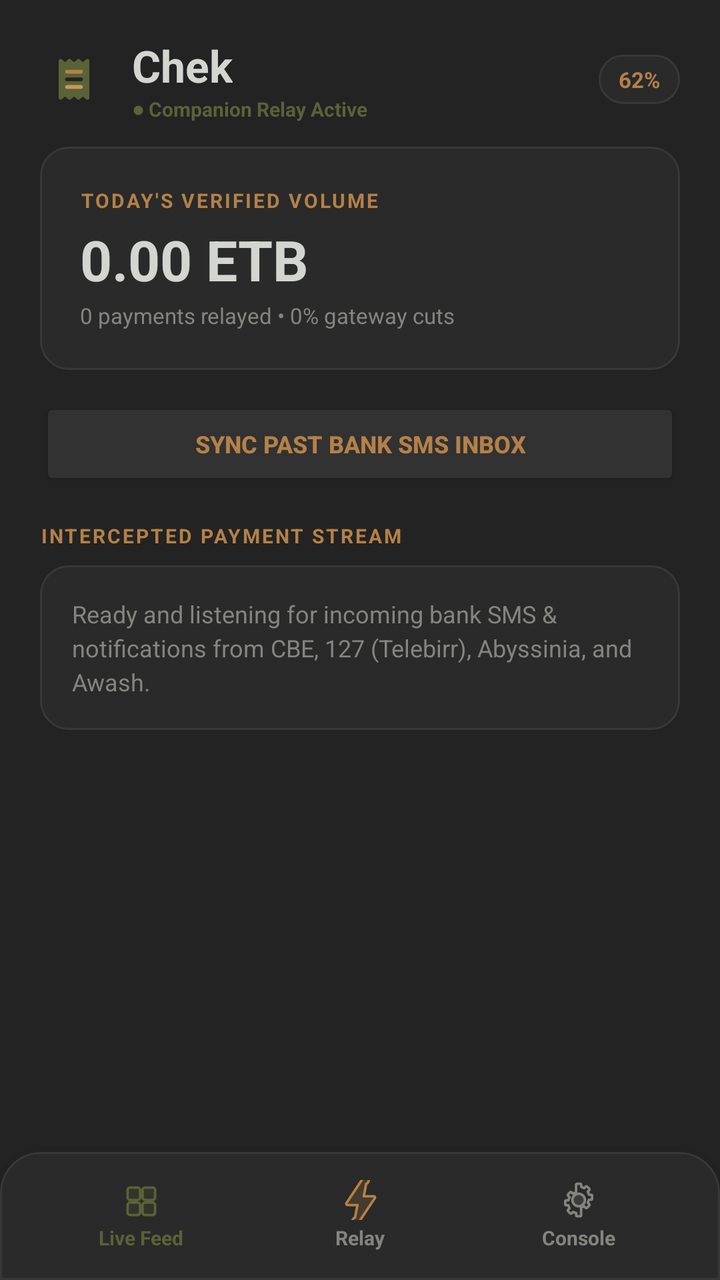
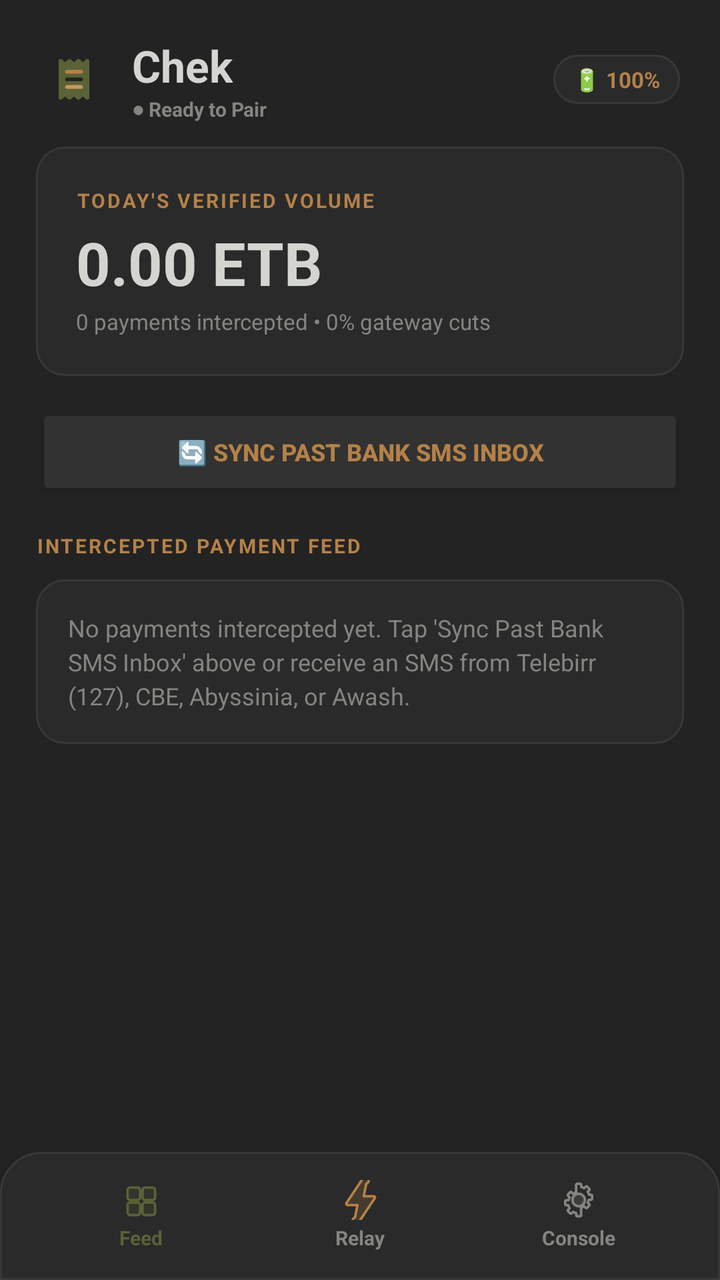

Screens rendered from an Android XML layout before and after an edit, with the pre-edit source and the edit as a unified diff.
<!-- AndroidManifest.xml: application theme Theme.BirrRelay -->
<!-- res/layout/activity_main.xml -->
<?xml version="1.0" encoding="utf-8"?>
<RelativeLayout xmlns:android="http://schemas.android.com/apk/res/android"
    android:id="@+id/rootContainer"
    android:layout_width="match_parent"
    android:layout_height="match_parent"
    android:background="@color/eyu_canvas_dark">

    
    <LinearLayout
        android:id="@+id/topBar"
        android:layout_width="match_parent"
        android:layout_height="wrap_content"
        android:orientation="horizontal"
        android:gravity="center_vertical"
        android:paddingHorizontal="20dp"
        android:paddingTop="18dp"
        android:paddingBottom="12dp"
        android:layout_alignParentTop="true">

        <ImageView
            android:id="@+id/ivBrandIcon"
            android:layout_width="34dp"
            android:layout_height="34dp"
            android:src="@drawable/ic_launcher_foreground"
            android:layout_marginEnd="12dp" />

        <LinearLayout
            android:layout_width="0dp"
            android:layout_height="wrap_content"
            android:layout_weight="1"
            android:orientation="vertical">

            <TextView
                android:id="@+id/tvAppTitle"
                android:layout_width="wrap_content"
                android:layout_height="wrap_content"
                android:text="Chek"
                android:textColor="@color/eyu_ink_dark"
                android:textSize="22sp"
                android:textStyle="bold" />

            <TextView
                android:id="@+id/tvTopStatus"
                android:layout_width="wrap_content"
                android:layout_height="wrap_content"
                android:text="● Companion Relay Active"
                android:textColor="@color/eyu_olive_moss"
                android:textSize="10sp"
                android:textStyle="bold" />
        </LinearLayout>

        <TextView
            android:id="@+id/tvBatteryBadge"
            android:layout_width="wrap_content"
            android:layout_height="wrap_content"
            android:text="62%"
            android:textColor="@color/eyu_golden_ochre"
            android:textSize="11sp"
            android:textStyle="bold"
            android:background="@drawable/card_rounded_dark"
            android:paddingHorizontal="10dp"
            android:paddingVertical="5dp" />
    </LinearLayout>

    
    <ScrollView
        android:id="@+id/contentScrollView"
        android:layout_width="match_parent"
        android:layout_height="match_parent"
        android:layout_below="@id/topBar"
        android:layout_above="@+id/bottomDock"
        android:fillViewport="true">

        <LinearLayout
            android:layout_width="match_parent"
            android:layout_height="wrap_content"
            android:orientation="vertical"
            android:paddingHorizontal="20dp"
            android:paddingBottom="24dp">

            
            <LinearLayout
                android:id="@+id/tabHomeView"
                android:layout_width="match_parent"
                android:layout_height="wrap_content"
                android:orientation="vertical"
                android:visibility="visible">

                
                <LinearLayout
                    android:id="@+id/cardVolumeSummary"
                    android:layout_width="match_parent"
                    android:layout_height="wrap_content"
                    android:orientation="vertical"
                    android:background="@drawable/card_rounded_dark"
                    android:padding="20dp"
                    android:layout_marginBottom="14dp">

                    <TextView
                        android:layout_width="wrap_content"
                        android:layout_height="wrap_content"
                        android:text="TODAY'S VERIFIED VOLUME"
                        android:textColor="@color/eyu_golden_ochre"
                        android:textSize="10sp"
                        android:textStyle="bold"
                        android:letterSpacing="0.1" />

                    <TextView
                        android:id="@+id/tvHomeVolume"
                        android:layout_width="wrap_content"
                        android:layout_height="wrap_content"
                        android:text="0.00 ETB"
                        android:textColor="@color/eyu_ink_dark"
                        android:textSize="28sp"
                        android:textStyle="bold"
                        android:layout_marginTop="4dp"
                        android:layout_marginBottom="2dp" />

                    <TextView
                        android:id="@+id/tvHomeCount"
                        android:layout_width="wrap_content"
                        android:layout_height="wrap_content"
                        android:text="0 payments relayed • 0% gateway cuts"
                        android:textColor="@color/eyu_ink_muted_dark"
                        android:textSize="11sp" />
                </LinearLayout>

                
                <Button
                    android:id="@+id/btnSyncPastSms"
                    android:layout_width="match_parent"
                    android:layout_height="46dp"
                    android:text="Sync Past Bank SMS Inbox"
                    android:textSize="12sp"
                    android:textColor="@color/eyu_golden_ochre"
                    android:backgroundTint="@color/eyu_surface_elevated_dark"
                    android:textStyle="bold"
                    android:layout_marginBottom="16dp" />

                
                <TextView
                    android:layout_width="wrap_content"
                    android:layout_height="wrap_content"
                    android:text="INTERCEPTED PAYMENT STREAM"
                    android:textColor="@color/eyu_golden_ochre"
                    android:textSize="10sp"
                    android:textStyle="bold"
                    android:letterSpacing="0.1"
                    android:layout_marginBottom="8dp" />

                
                <LinearLayout
                    android:id="@+id/cardFeedStream"
                    android:layout_width="match_parent"
                    android:layout_height="wrap_content"
                    android:orientation="vertical"
                    android:background="@drawable/card_rounded_dark"
                    android:padding="16dp">

                    <TextView
                        android:id="@+id/tvHomeFeed"
                        android:layout_width="match_parent"
                        android:layout_height="wrap_content"
                        android:text="Ready and listening for incoming bank SMS &amp; notifications from CBE, 127 (Telebirr), Abyssinia, and Awash."
                        android:textColor="@color/eyu_ink_muted_dark"
                        android:textSize="12sp"
                        android:lineSpacingExtra="3dp" />
                </LinearLayout>
            </LinearLayout>

            
            <LinearLayout
                android:id="@+id/tabRelayView"
                android:layout_width="match_parent"
                android:layout_height="wrap_content"
                android:orientation="vertical"
                android:visibility="gone">

                <LinearLayout
                    android:id="@+id/cardRelayConfig"
                    android:layout_width="match_parent"
                    android:layout_height="wrap_content"
                    android:orientation="vertical"
                    android:background="@drawable/card_rounded_dark"
                    android:padding="20dp"
                    android:layout_marginBottom="14dp">

                    <TextView
                        android:layout_width="wrap_content"
                        android:layout_height="wrap_content"
                        android:text="GATEWAY SERVER CONNECTION"
                        android:textColor="@color/eyu_golden_ochre"
                        android:textSize="10sp"
                        android:textStyle="bold"
                        android:letterSpacing="0.1"
                        android:layout_marginBottom="12dp" />

                    
                    <TextView
                        android:layout_width="wrap_content"
                        android:layout_height="wrap_content"
                        android:text="Server URL (Local Wi-Fi or 4G Cloud Tunnel)"
                        android:textColor="@color/eyu_ink_muted_dark"
                        android:textSize="11sp"
                        android:layout_marginBottom="4dp" />

                    <LinearLayout
                        android:layout_width="match_parent"
                        android:layout_height="wrap_content"
                        android:orientation="horizontal"
                        android:layout_marginBottom="14dp">

                        <EditText
                            android:id="@+id/etServerUrl"
                            android:layout_width="0dp"
                            android:layout_height="48dp"
                            android:layout_weight="1"
                            android:hint="http://192.168.1.11:3000"
                            android:textColor="@color/eyu_ink_dark"
                            android:textColorHint="#55848580"
                            android:background="@color/eyu_surface_pressed_dark"
                            android:padding="10dp"
                            android:textSize="13sp" />

                        <Button
                            android:id="@+id/btnTestPing"
                            android:layout_width="wrap_content"
                            android:layout_height="48dp"
                            android:text="Ping"
                            android:textSize="11sp"
                            android:textColor="@color/eyu_golden_ochre"
                            android:backgroundTint="@color/eyu_surface_elevated_dark"
                            android:layout_marginStart="8dp" />
                    </LinearLayout>

                    
                    <TextView
                        android:layout_width="wrap_content"
                        android:layout_height="wrap_content"
                        android:text="6-Digit PIN or API Key (br_live_...)"
                        android:textColor="@color/eyu_ink_muted_dark"
                        android:textSize="11sp"
                        android:layout_marginBottom="4dp" />

                    <EditText
                        android:id="@+id/etPairingCode"
                        android:layout_width="match_parent"
                        android:layout_height="48dp"
                        android:hint="PIN or br_live_..."
                        android:textColor="@color/eyu_golden_ochre"
                        android:textColorHint="#55848580"
                        android:background="@color/eyu_surface_pressed_dark"
                        android:padding="10dp"
                        android:textSize="14sp"
                        android:textStyle="bold"
                        android:gravity="center"
                        android:layout_marginBottom="16dp" />

                    
                    <Button
                        android:id="@+id/btnPair"
                        android:layout_width="match_parent"
                        android:layout_height="48dp"
                        android:text="Pair &amp; Activate Relay"
                        android:textColor="@color/eyu_ink_dark"
                        android:backgroundTint="@color/eyu_olive_moss"
                        android:textStyle="bold"
                        android:textSize="13sp" />
                </LinearLayout>

                
                <LinearLayout
                    android:id="@+id/cardPermissions"
                    android:layout_width="match_parent"
                    android:layout_height="wrap_content"
                    android:orientation="vertical"
                    android:background="@drawable/card_rounded_dark"
                    android:padding="16dp">

                    <TextView
                        android:layout_width="wrap_content"
                        android:layout_height="wrap_content"
                        android:text="RELAY SERVICE PERMISSIONS"
                        android:textColor="@color/eyu_golden_ochre"
                        android:textSize="10sp"
                        android:textStyle="bold"
                        android:letterSpacing="0.1"
                        android:layout_marginBottom="8dp" />

                    <Button
                        android:id="@+id/btnGrantNotification"
                        android:layout_width="match_parent"
                        android:layout_height="40dp"
                        android:text="Notification Listener Active"
                        android:textSize="11sp"
                        android:textColor="@color/eyu_ink_dark"
                        android:backgroundTint="@color/eyu_surface_elevated_dark"
                        android:layout_marginBottom="6dp" />

                    <Button
                        android:id="@+id/btnGrantSms"
                        android:layout_width="match_parent"
                        android:layout_height="40dp"
                        android:text="SMS Telephony Interceptor Active"
                        android:textSize="11sp"
                        android:textColor="@color/eyu_ink_dark"
                        android:backgroundTint="@color/eyu_surface_elevated_dark" />
                </LinearLayout>
            </LinearLayout>

            
            <LinearLayout
                android:id="@+id/tabSettingsView"
                android:layout_width="match_parent"
                android:layout_height="wrap_content"
                android:orientation="vertical"
                android:visibility="gone">

                
                <LinearLayout
                    android:id="@+id/cardTheme"
                    android:layout_width="match_parent"
                    android:layout_height="wrap_content"
                    android:orientation="vertical"
                    android:background="@drawable/card_rounded_dark"
                    android:padding="16dp"
                    android:layout_marginBottom="14dp">

                    <TextView
                        android:layout_width="wrap_content"
                        android:layout_height="wrap_content"
                        android:text="APP APPEARANCE"
                        android:textColor="@color/eyu_golden_ochre"
                        android:textSize="10sp"
                        android:textStyle="bold"
                        android:letterSpacing="0.1"
                        android:layout_marginBottom="8dp" />

                    <Button
                        android:id="@+id/btnThemeToggle"
                        android:layout_width="match_parent"
                        android:layout_height="44dp"
                        android:text="Switch to Crisp White Mode"
                        android:textSize="12sp"
                        android:textColor="@color/eyu_ink_dark"
                        android:backgroundTint="@color/eyu_surface_elevated_dark" />
                </LinearLayout>

                
                <LinearLayout
                    android:id="@+id/cardTerminal"
                    android:layout_width="match_parent"
                    android:layout_height="wrap_content"
                    android:orientation="vertical"
                    android:background="@drawable/card_rounded_dark"
                    android:padding="16dp">

                    <TextView
                        android:layout_width="wrap_content"
                        android:layout_height="wrap_content"
                        android:text="RAW SMS / EVENT TERMINAL"
                        android:textColor="@color/eyu_golden_ochre"
                        android:textSize="10sp"
                        android:textStyle="bold"
                        android:letterSpacing="0.1"
                        android:layout_marginBottom="8dp" />

                    <TextView
                        android:id="@+id/tvTerminalLogs"
                        android:layout_width="match_parent"
                        android:layout_height="wrap_content"
                        android:text="[Chek Relay Daemon Initialized]\nWaiting for event dispatch..."
                        android:textColor="@color/eyu_ink_muted_dark"
                        android:textSize="11sp"
                        android:fontFamily="monospace"
                        android:lineSpacingExtra="2dp" />
                </LinearLayout>
            </LinearLayout>

        </LinearLayout>
    </ScrollView>

    
    <LinearLayout
        android:id="@+id/bottomDock"
        android:layout_width="match_parent"
        android:layout_height="64dp"
        android:orientation="horizontal"
        android:background="@drawable/dock_rounded_dark"
        android:layout_alignParentBottom="true"
        android:paddingHorizontal="16dp"
        android:gravity="center_vertical"
        android:elevation="12dp">

        
        <LinearLayout
            android:id="@+id/dockTabHome"
            android:layout_width="0dp"
            android:layout_height="match_parent"
            android:layout_weight="1"
            android:orientation="vertical"
            android:gravity="center"
            android:background="?android:attr/selectableItemBackground">

            <ImageView
                android:id="@+id/ivDockHomeIcon"
                android:layout_width="20dp"
                android:layout_height="20dp"
                android:src="@drawable/ic_phosphor_squares_four" />

            <TextView
                android:id="@+id/tvDockHomeText"
                android:layout_width="wrap_content"
                android:layout_height="wrap_content"
                android:text="Live Feed"
                android:textColor="@color/eyu_olive_moss"
                android:textSize="10sp"
                android:textStyle="bold"
                android:layout_marginTop="2dp" />
        </LinearLayout>

        
        <LinearLayout
            android:id="@+id/dockTabRelay"
            android:layout_width="0dp"
            android:layout_height="match_parent"
            android:layout_weight="1"
            android:orientation="vertical"
            android:gravity="center"
            android:background="?android:attr/selectableItemBackground">

            <ImageView
                android:id="@+id/ivDockRelayIcon"
                android:layout_width="20dp"
                android:layout_height="20dp"
                android:src="@drawable/ic_phosphor_lightning" />

            <TextView
                android:id="@+id/tvDockRelayText"
                android:layout_width="wrap_content"
                android:layout_height="wrap_content"
                android:text="Relay"
                android:textColor="@color/eyu_ink_muted_dark"
                android:textSize="10sp"
                android:textStyle="bold"
                android:layout_marginTop="2dp" />
        </LinearLayout>

        
        <LinearLayout
            android:id="@+id/dockTabSettings"
            android:layout_width="0dp"
            android:layout_height="match_parent"
            android:layout_weight="1"
            android:orientation="vertical"
            android:gravity="center"
            android:background="?android:attr/selectableItemBackground">

            <ImageView
                android:id="@+id/ivDockSettingsIcon"
                android:layout_width="20dp"
                android:layout_height="20dp"
                android:src="@drawable/ic_phosphor_gear" />

            <TextView
                android:id="@+id/tvDockSettingsText"
                android:layout_width="wrap_content"
                android:layout_height="wrap_content"
                android:text="Console"
                android:textColor="@color/eyu_ink_muted_dark"
                android:textSize="10sp"
                android:textStyle="bold"
                android:layout_marginTop="2dp" />
        </LinearLayout>
    </LinearLayout>

</RelativeLayout>
<!-- resources referenced by this layout -->
<resources>
  <color name="eyu_canvas_dark">#232323</color>
  <color name="eyu_golden_ochre">#B48148</color>
  <color name="eyu_ink_dark">#D3D5D0</color>
  <color name="eyu_ink_muted_dark">#848580</color>
  <color name="eyu_olive_moss">#5A6237</color>
  <color name="eyu_surface_elevated_dark">#323232</color>
  <color name="eyu_surface_pressed_dark">#1A1A1A</color>
  <!-- drawable card_rounded_dark (drawable) -->
  <?xml version="1.0" encoding="utf-8"?>
  <shape xmlns:android="http://schemas.android.com/apk/res/android"
      android:shape="rectangle">
      <solid android:color="@color/eyu_surface_dark" />
      <corners android:radius="14dp" />
      <stroke android:width="1dp" android:color="#383838" />
  </shape>
  <!-- drawable dock_rounded_dark (drawable) -->
  <?xml version="1.0" encoding="utf-8"?>
  <shape xmlns:android="http://schemas.android.com/apk/res/android"
      android:shape="rectangle">
      <solid android:color="@color/eyu_surface_dark" />
      <corners android:topLeftRadius="20dp" android:topRightRadius="20dp" />
      <stroke android:width="1dp" android:color="#383838" />
  </shape>
  <!-- drawable ic_phosphor_lightning (drawable) -->
  <vector xmlns:android="http://schemas.android.com/apk/res/android"
      android:width="24dp"
      android:height="24dp"
      android:viewportWidth="256"
      android:viewportHeight="256">
      <path
          android:fillColor="#33B48148"
          android:pathData="M96,240l16,-80H48a8,8 0 0,1 -6.87,-12.09l112,-168A8,8 0 0,1 168,24l-16,80h64a8,8 0 0,1 6.87,12.09l-112,168A8,8 0 0,1 96,240Z" />
      <path
          android:strokeColor="#B48148"
          android:strokeWidth="16"
          android:strokeLineCap="round"
          android:strokeLineJoin="round"
          android:pathData="M96,240l16,-80H48a8,8 0 0,1 -6.87,-12.09l112,-168A8,8 0 0,1 168,24l-16,80h64a8,8 0 0,1 6.87,12.09l-112,168A8,8 0 0,1 96,240Z" />
  </vector>
  <!-- drawable ic_phosphor_squares_four (drawable) -->
  <vector xmlns:android="http://schemas.android.com/apk/res/android"
      android:width="24dp"
      android:height="24dp"
      android:viewportWidth="256"
      android:viewportHeight="256">
      
      <path
          android:fillColor="#335A6237"
          android:pathData="M104,48H56A16,16 0 0,0 40,64v48a16,16 0 0,0 16,16h48a16,16 0 0,0 16,-16V64A16,16 0 0,0 104,48Zm96,0H152a16,16 0 0,0 -16,16v48a16,16 0 0,0 16,16h48a16,16 0 0,0 16,-16V64A16,16 0 0,0 200,48Zm-96,96H56a16,16 0 0,0 -16,16v48a16,16 0 0,0 16,16h48a16,16 0 0,0 16,-16V160A16,16 0 0,0 104,144Zm96,0H152a16,16 0 0,0 -16,16v48a16,16 0 0,0 16,16h48a16,16 0 0,0 16,-16V160A16,16 0 0,0 200,144Z" />
      
      <path
          android:strokeColor="#5A6237"
          android:strokeWidth="16"
          android:strokeLineCap="round"
          android:strokeLineJoin="round"
          android:pathData="M104,48H56A16,16 0 0,0 40,64v48a16,16 0 0,0 16,16h48a16,16 0 0,0 16,-16V64A16,16 0 0,0 104,48Zm96,0H152a16,16 0 0,0 -16,16v48a16,16 0 0,0 16,16h48a16,16 0 0,0 16,-16V64A16,16 0 0,0 200,48Zm-96,96H56a16,16 0 0,0 -16,16v48a16,16 0 0,0 16,16h48a16,16 0 0,0 16,-16V160A16,16 0 0,0 104,144Zm96,0H152a16,16 0 0,0 -16,16v48a16,16 0 0,0 16,16h48a16,16 0 0,0 16,-16V160A16,16 0 0,0 200,144Z" />
  </vector>
  <style name="Theme.BirrRelay" parent="android:Theme.Material.NoActionBar">
          <item name="android:statusBarColor">@color/eyu_canvas_dark</item>
          <item name="android:navigationBarColor">@color/eyu_canvas_dark</item>
          <item name="android:windowBackground">@color/eyu_canvas_dark</item>
          <item name="android:textColorPrimary">@color/eyu_ink_dark</item>
          <item name="android:colorAccent">@color/eyu_olive_moss</item>
      </style>
  <color name="eyu_surface_dark">#2A2A2A</color>
  <!-- unchanged entries left out for length: 2 -->
</resources>

<!-- the commit's change to res/layout/activity_main.xml (unified diff, before → after) -->
@@ -43,8 +43,8 @@
                 android:id="@+id/tvTopStatus"
                 android:layout_width="wrap_content"
                 android:layout_height="wrap_content"
-                android:text="● Companion Relay Active"
-                android:textColor="@color/eyu_olive_moss"
+                android:text="● Ready to Pair"
+                android:textColor="@color/eyu_ink_muted_dark"
                 android:textSize="10sp"
                 android:textStyle="bold" />
         </LinearLayout>
@@ -53,7 +53,7 @@
             android:id="@+id/tvBatteryBadge"
             android:layout_width="wrap_content"
             android:layout_height="wrap_content"
-            android:text="62%"
+            android:text="🔋 100%"
             android:textColor="@color/eyu_golden_ochre"
             android:textSize="11sp"
             android:textStyle="bold"
@@ -75,7 +75,7 @@
             android:layout_width="match_parent"
             android:layout_height="wrap_content"
             android:orientation="vertical"
-            android:paddingHorizontal="20dp"
+            android:paddingHorizontal="18dp"
             android:paddingBottom="24dp">
 
             
@@ -111,7 +111,7 @@
                         android:layout_height="wrap_content"
                         android:text="0.00 ETB"
                         android:textColor="@color/eyu_ink_dark"
-                        android:textSize="28sp"
+                        android:textSize="30sp"
                         android:textStyle="bold"
                         android:layout_marginTop="4dp"
                         android:layout_marginBottom="2dp" />
@@ -120,7 +120,7 @@
                         android:id="@+id/tvHomeCount"
                         android:layout_width="wrap_content"
                         android:layout_height="wrap_content"
-                        android:text="0 payments relayed • 0% gateway cuts"
+                        android:text="0 payments intercepted • 0% gateway cuts"
                         android:textColor="@color/eyu_ink_muted_dark"
                         android:textSize="11sp" />
                 </LinearLayout>
@@ -129,8 +129,8 @@
                 <Button
                     android:id="@+id/btnSyncPastSms"
                     android:layout_width="match_parent"
-                    android:layout_height="46dp"
-                    android:text="Sync Past Bank SMS Inbox"
+                    android:layout_height="48dp"
+                    android:text="🔄 Sync Past Bank SMS Inbox"
                     android:textSize="12sp"
                     android:textColor="@color/eyu_golden_ochre"
                     android:backgroundTint="@color/eyu_surface_elevated_dark"
@@ -141,31 +141,32 @@
                 <TextView
                     android:layout_width="wrap_content"
                     android:layout_height="wrap_content"
-                    android:text="INTERCEPTED PAYMENT STREAM"
+                    android:text="INTERCEPTED PAYMENT FEED"
                     android:textColor="@color/eyu_golden_ochre"
                     android:textSize="10sp"
                     android:textStyle="bold"
                     android:letterSpacing="0.1"
-                    android:layout_marginBottom="8dp" />
-
-                
-                <LinearLayout
-                    android:id="@+id/cardFeedStream"
-                    android:layout_width="match_parent"
-                    android:layout_height="wrap_content"
-                    android:orientation="vertical"
-                    android:background="@drawable/card_rounded_dark"
-                    android:padding="16dp">
-
-                    <TextView
-                        android:id="@+id/tvHomeFeed"
-                        android:layout_width="match_parent"
-                        android:layout_height="wrap_content"
-                        android:text="Ready and listening for incoming bank SMS &amp; notifications from CBE, 127 (Telebirr), Abyssinia, and Awash."
-                        android:textColor="@color/eyu_ink_muted_dark"
-                        android:textSize="12sp"
-                        android:lineSpacingExtra="3dp" />
-                </LinearLayout>
+                    android:layout_marginBottom="10dp" />
+
+                
+                <TextView
+                    android:id="@+id/tvEmptyFeed"
+                    android:layout_width="match_parent"
+                    android:layout_height="wrap_content"
+                    android:text="No payments intercepted yet. Tap 'Sync Past Bank SMS Inbox' above or receive an SMS from Telebirr (127), CBE, Abyssinia, or Awash."
+                    android:textColor="@color/eyu_ink_muted_dark"
+                    android:textSize="12sp"
+                    android:background="@drawable/card_rounded_dark"
+                    android:padding="16dp"
+                    android:lineSpacingExtra="3dp"
+                    android:visibility="visible" />
+
+                
+                <LinearLayout
+                    android:id="@+id/llPaymentCards"
+                    android:layout_width="match_parent"
+                    android:layout_height="wrap_content"
+                    android:orientation="vertical" />
             </LinearLayout>
 
             
@@ -199,7 +200,7 @@
                     <TextView
                         android:layout_width="wrap_content"
                         android:layout_height="wrap_content"
-                        android:text="Server URL (Local Wi-Fi or 4G Cloud Tunnel)"
+                        android:text="Server URL (Wi-Fi IP or Cloud Domain)"
                         android:textColor="@color/eyu_ink_muted_dark"
                         android:textSize="11sp"
                         android:layout_marginBottom="4dp" />
@@ -208,7 +209,7 @@
                         android:layout_width="match_parent"
                         android:layout_height="wrap_content"
                         android:orientation="horizontal"
-                        android:layout_marginBottom="14dp">
+                        android:layout_marginBottom="16dp">
 
                         <EditText
                             android:id="@+id/etServerUrl"
@@ -226,7 +227,7 @@
                             android:id="@+id/btnTestPing"
                             android:layout_width="wrap_content"
                             android:layout_height="48dp"
-                            android:text="Ping"
+                            android:text="⚡ Ping"
                             android:textSize="11sp"
                             android:textColor="@color/eyu_golden_ochre"
                             android:backgroundTint="@color/eyu_surface_elevated_dark"
@@ -237,7 +238,7 @@
                     <TextView
                         android:layout_width="wrap_content"
                         android:layout_height="wrap_content"
-                        android:text="6-Digit PIN or API Key (br_live_...)"
+                        android:text="Enter 6-Digit PIN (From Web Dashboard)"
                         android:textColor="@color/eyu_ink_muted_dark"
                         android:textSize="11sp"
                         android:layout_marginBottom="4dp" />
@@ -245,14 +246,17 @@
                     <EditText
                         android:id="@+id/etPairingCode"
                         android:layout_width="match_parent"
-                        android:layout_height="48dp"
-                        android:hint="PIN or br_live_..."
+                        android:layout_height="52dp"
+                        android:hint="• • • • • •"
                         android:textColor="@color/eyu_golden_ochre"
                         android:textColorHint="#55848580"
                         android:background="@color/eyu_surface_pressed_dark"
                         android:padding="10dp"
-                        android:textSize="14sp"
-                        android:textStyle="bold"
+                        android:textSize="22sp"
+                        android:textStyle="bold"
+                        android:letterSpacing="0.2"
+                        android:inputType="number"
+                        android:maxLength="6"
                         android:gravity="center"
                         android:layout_marginBottom="16dp" />
 
@@ -260,12 +264,12 @@
                     <Button
                         android:id="@+id/btnPair"
                         android:layout_width="match_parent"
-                        android:layout_height="48dp"
+                        android:layout_height="50dp"
                         android:text="Pair &amp; Activate Relay"
                         android:textColor="@color/eyu_ink_dark"
                         android:backgroundTint="@color/eyu_olive_moss"
                         android:textStyle="bold"
-                        android:textSize="13sp" />
+                        android:textSize="14sp" />
                 </LinearLayout>
 
                 
@@ -291,7 +295,7 @@
                         android:id="@+id/btnGrantNotification"
                         android:layout_width="match_parent"
                         android:layout_height="40dp"
-                        android:text="Notification Listener Active"
+                        android:text="✓ Notification Listener Active"
                         android:textSize="11sp"
                         android:textColor="@color/eyu_ink_dark"
                         android:backgroundTint="@color/eyu_surface_elevated_dark"
@@ -301,7 +305,7 @@
                         android:id="@+id/btnGrantSms"
                         android:layout_width="match_parent"
                         android:layout_height="40dp"
-                        android:text="SMS Telephony Interceptor Active"
+                        android:text="✓ SMS Telephony Interceptor Active"
                         android:textSize="11sp"
                         android:textColor="@color/eyu_ink_dark"
                         android:backgroundTint="@color/eyu_surface_elevated_dark" />
@@ -369,7 +373,7 @@
                         android:id="@+id/tvTerminalLogs"
                         android:layout_width="match_parent"
                         android:layout_height="wrap_content"
-                        android:text="[Chek Relay Daemon Initialized]\nWaiting for event dispatch..."
+                        android:text="[Chek Relay Daemon Engine Active]\nListening for incoming bank transactions..."
                         android:textColor="@color/eyu_ink_muted_dark"
                         android:textSize="11sp"
                         android:fontFamily="monospace"
@@ -412,7 +416,7 @@
                 android:id="@+id/tvDockHomeText"
                 android:layout_width="wrap_content"
                 android:layout_height="wrap_content"
-                android:text="Live Feed"
+                android:text="Feed"
                 android:textColor="@color/eyu_olive_moss"
                 android:textSize="10sp"
                 android:textStyle="bold"
